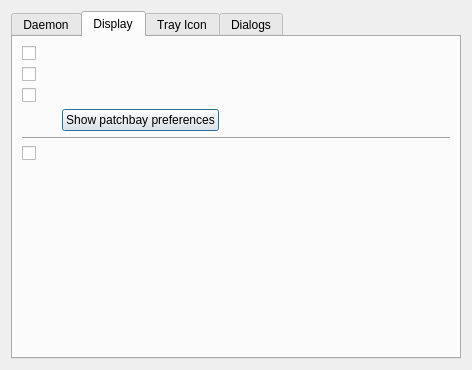
Above: resources/ui/settings.ui from Houston4444/RaySession before the change. Below: the same form after it.
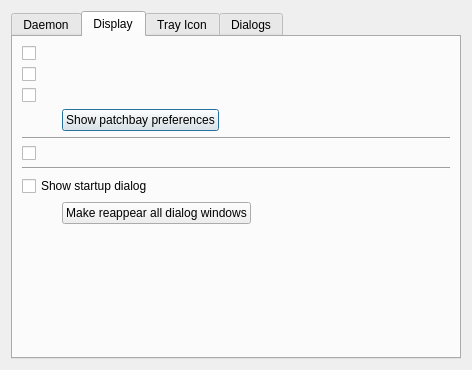
That is the form after the change. The open tabs and pages were chosen to show the change. Icons and pictures are not drawn.

Commit message: more work in preferences dialog

```diff
--- a/resources/ui/settings.ui
+++ b/resources/ui/settings.ui
@@ -178,6 +178,63 @@
          </property>
         </widget>
        </item>
+       <item>
+        <widget class="Line" name="line_2">
+         <property name="orientation">
+          <enum>Qt::Horizontal</enum>
+         </property>
+        </widget>
+       </item>
+       <item>
+        <widget class="QCheckBox" name="checkboxStartupDialogs">
+         <property name="text">
+          <string>Show startup dialog</string>
+         </property>
+        </widget>
+       </item>
+       <item>
+        <layout class="QHBoxLayout" name="horizontalLayout_3">
+         <item>
+          <spacer name="horizontalSpacer_3">
+           <property name="orientation">
+            <enum>Qt::Horizontal</enum>
+           </property>
+           <property name="sizeType">
+            <enum>QSizePolicy::Maximum</enum>
+           </property>
+           <property name="sizeHint" stdset="0">
+            <size>
+             <width>40</width>
+             <height>20</height>
+            </size>
+           </property>
+          </spacer>
+         </item>
+         <item>
+          <widget class="QPushButton" name="pushButtonReappear">
+           <property name="text">
+            <string>Make reappear all dialog windows</string>
+           </property>
+           <property name="icon">
+            <iconset theme="dialog-messages"/>
+           </property>
+          </widget>
+         </item>
+         <item>
+          <spacer name="horizontalSpacer_4">
+           <property name="orientation">
+            <enum>Qt::Horizontal</enum>
+           </property>
+           <property name="sizeHint" stdset="0">
+            <size>
+             <width>40</width>
+             <height>20</height>
+            </size>
+           </property>
+          </spacer>
+         </item>
+        </layout>
+       </item>
        <item>
         <spacer name="verticalSpacer_2">
          <property name="orientation">
@@ -268,20 +325,6 @@
        <string>Dialogs</string>
       </attribute>
       <layout class="QVBoxLayout" name="verticalLayout_5">
-       <item>
-        <widget class="QCheckBox" name="checkboxStartupDialogs">
-         <property name="text">
-          <string>Show startup dialog</string>
-         </property>
-        </widget>
-       </item>
-       <item>
-        <widget class="QPushButton" name="pushButtonReappear">
-         <property name="text">
-          <string>Make reappear all dialog windows</string>
-         </property>
-        </widget>
-       </item>
        <item>
         <spacer name="verticalSpacer_4">
          <property name="orientation">
```
Left out of the diff: 34 changed lines with no effect on the pictures. Lines whose indentation alone changed are shown as unchanged. The commit also changes 2 other files.
